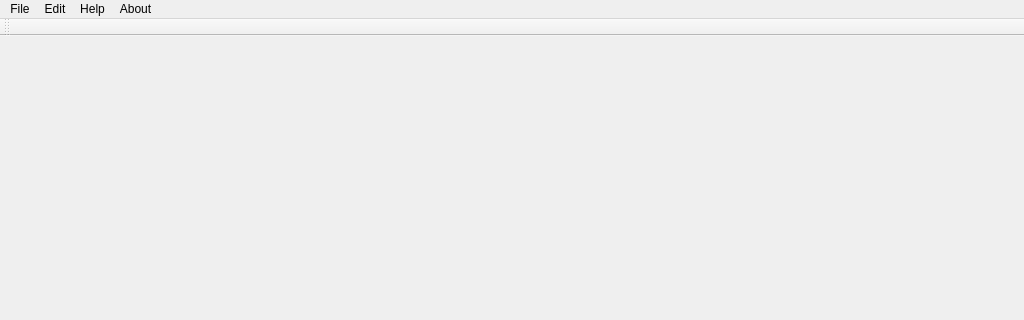
Above: mainwindow.ui from sguerra/Image-Analysis before the change; both pictures show x 0 to 1024 and y 0 to 320 of the 1024 by 728 pixel window. Below: the same form after it.
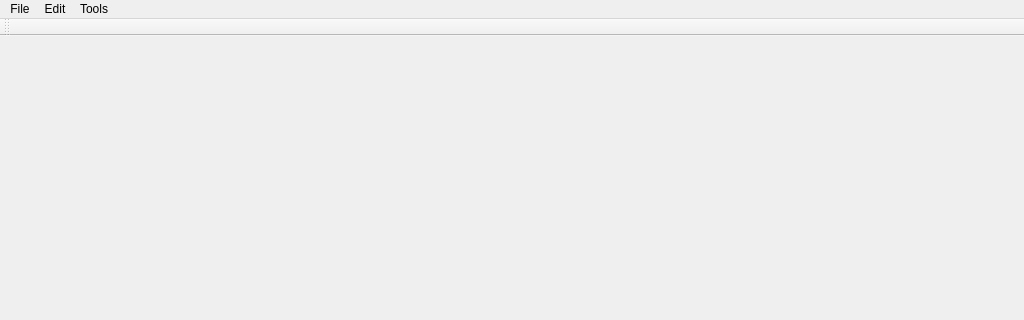
That is the form after the change.

Commit message: GUI: Recognition Dialog added

Diff of the .ui file:
```diff
--- a/mainwindow.ui
+++ b/mainwindow.ui
@@ -55,20 +55,15 @@
     <addaction name="actionHistogram"/>
     <addaction name="actionBinarization"/>
    </widget>
-   <widget class="QMenu" name="menuHelp">
+   <widget class="QMenu" name="menuTools">
     <property name="title">
-     <string>Help</string>
+     <string>Tools</string>
     </property>
-   </widget>
-   <widget class="QMenu" name="menuAbout">
-    <property name="title">
-     <string>About</string>
-    </property>
+    <addaction name="actionRecognition"/>
    </widget>
    <addaction name="menuFile"/>
    <addaction name="menuEdit"/>
-   <addaction name="menuHelp"/>
-   <addaction name="menuAbout"/>
+   <addaction name="menuTools"/>
   </widget>
   <widget class="QToolBar" name="mainToolBar">
    <attribute name="toolBarArea">
```
Left out of the diff: 8 changed lines with no effect on the pictures. The commit also changes 6 other files.
